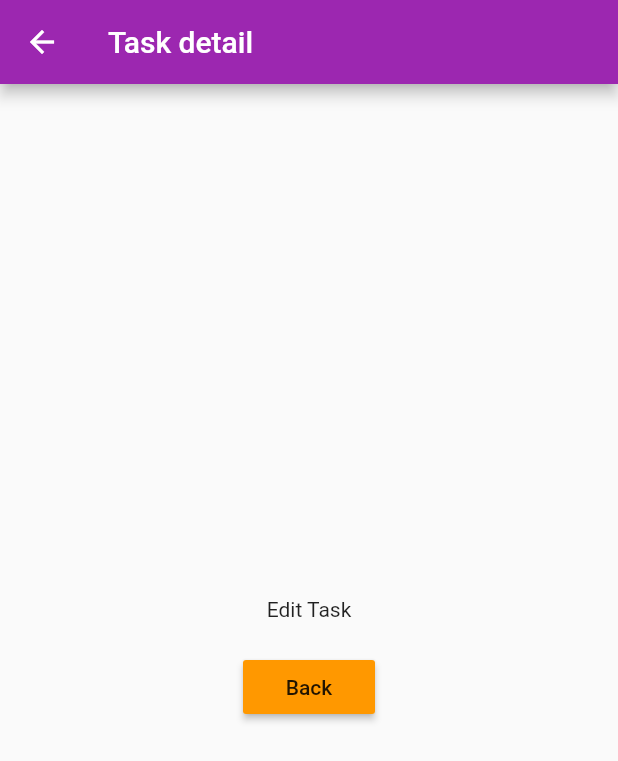
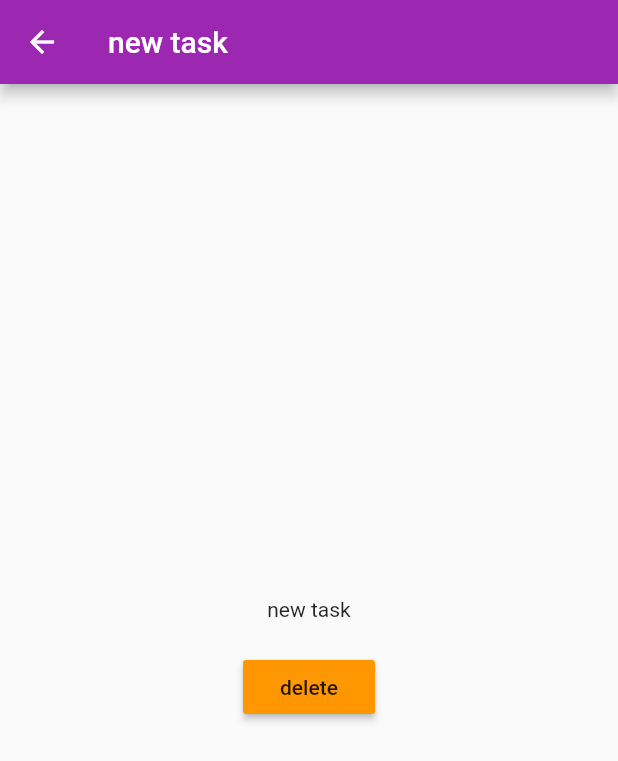
Before and after one commit to lucasdutraf/Scheduler, a Flutter app: the screen it shows after launch, after a tap on "Create Task", after a tap on "Edit task", on a phone screen of 412 x 824 dp. Shown: the top 761 px of the screen. Run offline on Flutter 3.47's test engine with Material 2 defaults, Android fonts, the phone set to English and light mode, and no system bars.

Commit message:
Handle task information back and forth

```diff
--- a/lib/pages/task.dart
+++ b/lib/pages/task.dart
@@ -1,12 +1,16 @@
 import 'package:flutter/material.dart';
 
 class TaskPage extends StatelessWidget {
+
+  final String title;
+
+  TaskPage(this.title);
+
   @override
   Widget build(BuildContext context) {
-    // TODO: implement build
     return Scaffold(
       appBar: AppBar(
-        title: Text('Task detail'),
+        title: Text(title),
       ),
       body: Center (
         child: Column (
@@ -14,14 +18,14 @@ class TaskPage extends StatelessWidget {
           children: <Widget>[
             Container(
               padding: EdgeInsets.all(10.0),
-              child: Text('Edit Task')
+              child: Text(title)
             ),
             Container (
               padding: EdgeInsets.all(10.0),
               child: RaisedButton (
                 color: Theme.of(context).accentColor,
-                child: Text('Back'),
-                onPressed: () => Navigator.pop(context),
+                child: Text('delete'),
+                onPressed: () => Navigator.pop(context, true),
               ),
             )
           ]
--- a/lib/task_manager.dart
+++ b/lib/task_manager.dart
@@ -30,6 +30,12 @@ class _TaskManagerState extends State<TaskManager> {
     });
   }
 
+  void _deleteTask (int index) {
+    setState(() {
+      _tasks.removeAt(index);
+    });
+  }
+
   @override
   Widget build(BuildContext context) {
     return Column(
@@ -39,7 +45,7 @@ class _TaskManagerState extends State<TaskManager> {
           child: TaskControl(_addTasks),
         ),
         Expanded (
-          child: Tasks(_tasks))
+          child: Tasks(_tasks, deleteTask: _deleteTask))
       ]
     );
   }
--- a/lib/tasks.dart
+++ b/lib/tasks.dart
@@ -4,7 +4,9 @@ import './pages/task.dart';
 
 class Tasks extends StatelessWidget {
   final List<String> tasks;
-  Tasks(this.tasks);
+  final Function deleteTask;
+
+  Tasks(this.tasks, {this.deleteTask});
 
   Widget _buildTaskItem (BuildContext context, int index) {
     return Card(
@@ -16,12 +18,16 @@ class Tasks extends StatelessWidget {
             children: <Widget> [
               FlatButton (
                 child: Text('Edit task'),
-                onPressed: () => Navigator.push(
+                onPressed: () => Navigator
+                .push<bool>(
                   context,
                   MaterialPageRoute (
-                    builder: (BuildContext context) => TaskPage()
+                    builder: (BuildContext context) => TaskPage(tasks[index])
                   )
-                ),
+                )
+                .then((bool value) {
+                  if (value) deleteTask(index);
+                }),
               )
             ],
           )
```
